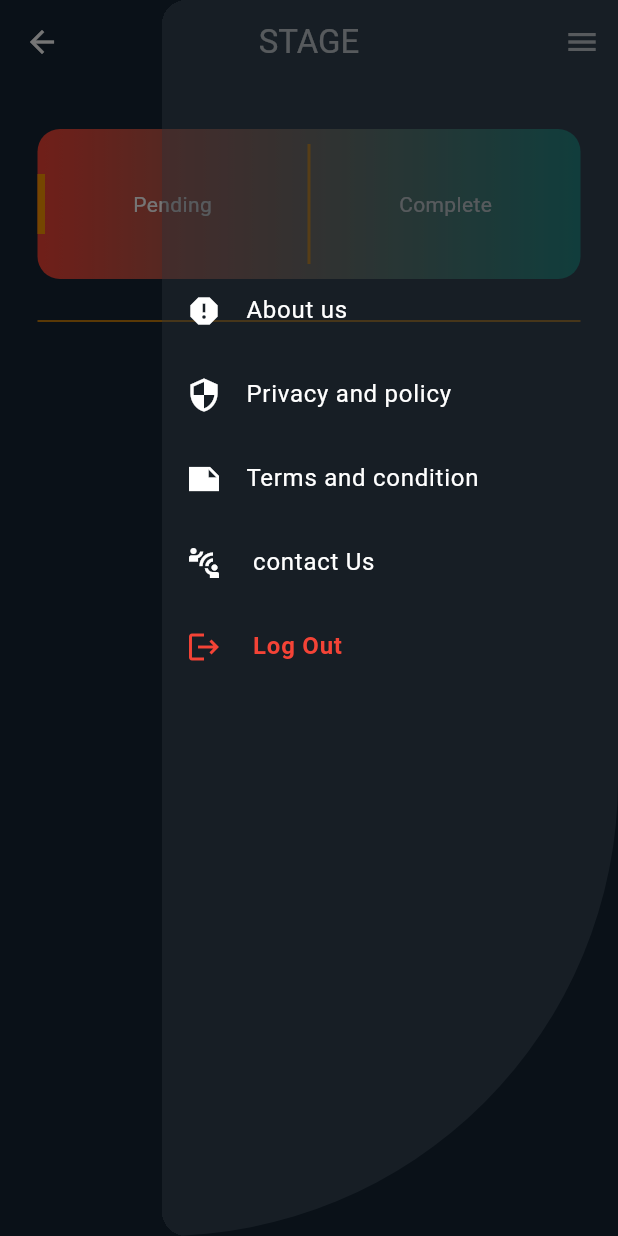
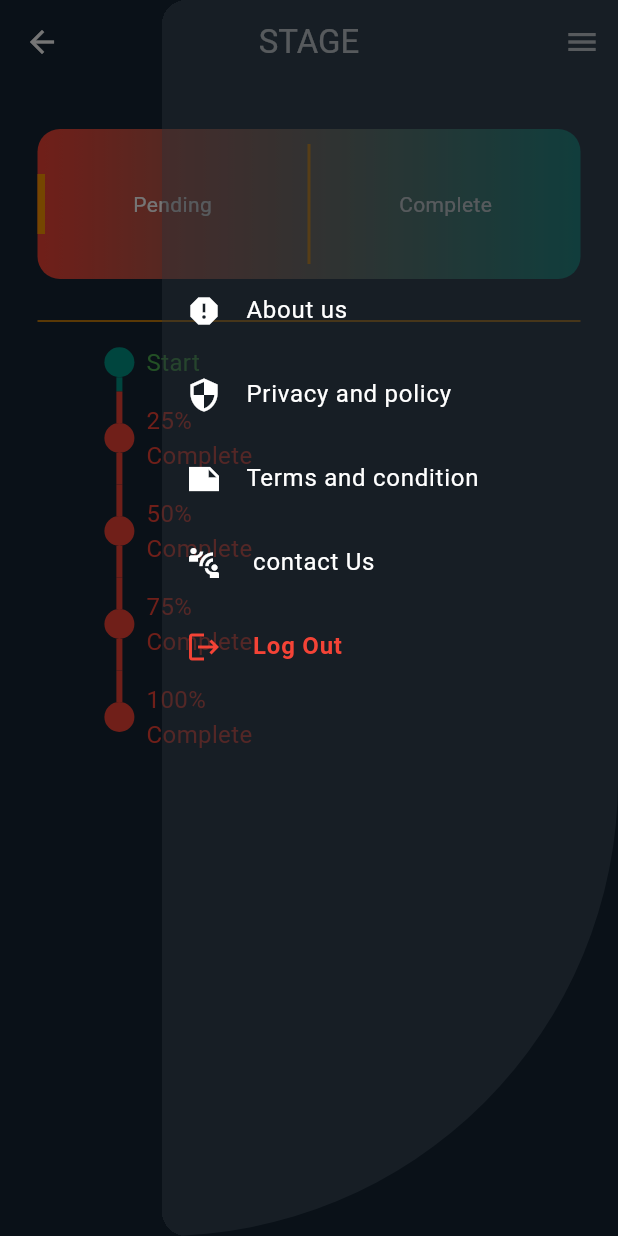
Before and after one commit to vinayakmdas/staffproject, a Flutter app: the Settings screen opened directly, in the side drawer, after a tap on "Pending", on a phone screen of 412 x 824 dp. Run offline on Flutter 3.47's test engine with Material 3 defaults, Android fonts, the phone set to English and light mode, and no system bars; drawn by our look-alikes of timeline_tile; our stand-ins replace dotted_border, file_picker, google_fonts, google_nav_bar, hive_flutter, iconsax_flutter and 2 more; missing offline and left inert: pdfx; accounts and stored records are empty.

Commit message:
complete milestone ui

```diff
--- a/lib/screen/settings.dart
+++ b/lib/screen/settings.dart
@@ -4,115 +4,220 @@ import 'package:staff/custum/dashboarditem.dart';
 
 import 'package:staff/custum/navigator.dart';
 import 'package:staff/login%20and%20%20sign%20up/login.dart';
+import 'package:staff/model/complete_model.dart';
+import 'package:staff/model/work_model.dart';
+import 'package:staff/service/work_Datas.dart';
+import 'package:staff/service/complete_service.dart';
+import 'package:timeline_tile/timeline_tile.dart';
 
+class Settings extends StatefulWidget {
+  const Settings({super.key});
 
-class Settings extends StatelessWidget {
+  @override
+  State<Settings> createState() => _SettingsState();
+}
 
+class _SettingsState extends State<Settings> {
   Future<void> _logout(BuildContext context) async {
     SharedPreferences prefs = await SharedPreferences.getInstance();
     await prefs.setBool('isLoggedIn', false);
     navigatpushremoveuntil(context, Loginpage());
   }
-  const Settings({super.key});
+
+  @override
+  void initState() {
+    // TODO: implement initState
+    super.initState();
+    calculate();
+
+  }
+int totalTasks = 0;
+    int completedTasks = 0;
+
+    double percentage = 0.0;
+    void calculate() async {
+      Complete_Datas completeDatas = Complete_Datas();
+      WorkDatas workDatas = WorkDatas();
+
+      await completeDatas.openbox();
+
+      List<CompleteModel> completeTasksList = await completeDatas.getdata();
+
+      await workDatas.openBox();
+      List<WorkModel> workdatalist = await workDatas.getdata();
+      setState(() {
+        totalTasks = completeTasksList.length + workdatalist.length;
+        completedTasks = completeTasksList.length;
+        if (totalTasks > 0) {
+          percentage = completedTasks / totalTasks;
+        } else {
+          percentage = 0.0;
+        }
+      });
+    }
+
 
   @override
   Widget build(BuildContext context) {
-    return  Scaffold(
-          backgroundColor:   const Color.fromRGBO(22, 38, 52, 1),
-         appBar: AppBar(
-          backgroundColor:   const Color.fromRGBO(22, 38, 52, 1),
-          title: const Text("STAGE",style: TextStyle(color: Colors.white),),
-          centerTitle: true,
-          iconTheme: const IconThemeData(color:  Colors.white),         ),
-           endDrawer: Drawer(
 
 
+    return Scaffold(
+      backgroundColor: const Color.fromRGBO(22, 38, 52, 1),
+      appBar: AppBar(
+        backgroundColor: const Color.fromRGBO(22, 38, 52, 1),
+        title: const Text(
+          "STAGE",
+          style: TextStyle(color: Colors.white),
+        ),
+        centerTitle: true,
+        iconTheme: const IconThemeData(color: Colors.white),
+      ),
+      endDrawer: Drawer(
           backgroundColor: Colors.transparent,
           child: Container(
             decoration: BoxDecoration(
-         color:const Color.fromARGB(90, 42, 50, 57).withOpacity(0.4),
-            borderRadius :const BorderRadius.only(bottomRight:Radius.circular(370))
-         )
-        , child: Padding(
+                color: const Color.fromARGB(90, 42, 50, 57).withOpacity(0.4),
+                borderRadius:
+                    const BorderRadius.only(bottomRight: Radius.circular(370))),
+            child: Padding(
               padding: const EdgeInsets.only(top: 179),
               child: Column(
                 children: [
                   ListTile(
-                leading: const Icon(Icons.report,color: Colors.white,),
-                    title: const Text('About us ',style: TextStyle(color: Colors.white),),
-                    onTap: () {
-
-                    }
-
-              ),ListTile(
-                leading: const Icon(Icons.security_outlined,color: Colors.white,),
-                    title: const Text('Privacy and policy',style: TextStyle(color: Colors.white)),
-                    onTap: () {
-
-                    }
-
+                      leading: const Icon(
+                        Icons.report,
+                        color: Colors.white,
                       ),
+                      title: const Text(
+                        'About us ',
+                        style: TextStyle(color: Colors.white),
+                      ),
+                      onTap: () {}),
                   ListTile(
-                leading: const Icon(Icons.note_sharp,color: Colors.white,),
-                    title: const Text('Terms and condition ',style: TextStyle(color: Colors.white)),
-                    onTap: () {
-
-                    }
-
+                      leading: const Icon(
+                        Icons.security_outlined,
+                        color: Colors.white,
                       ),
+                      title: const Text('Privacy and policy',
+                          style: TextStyle(color: Colors.white)),
+                      onTap: () {}),
                   ListTile(
-                leading: const Icon(Icons.connect_without_contact_outlined,color: Colors.white,),
-                    title: const Text(' contact Us ',style: TextStyle(color: Colors.white)),
-                    onTap: () {
-
-                    }
-
+                      leading: const Icon(
+                        Icons.note_sharp,
+                        color: Colors.white,
                       ),
+                      title: const Text('Terms and condition ',
+                          style: TextStyle(color: Colors.white)),
+                      onTap: () {}),
                   ListTile(
-                leading: const Icon(Icons.logout,color: Colors.red,),
-                    title: const Text(' Log Out ',style: TextStyle(color: Colors.red, fontWeight: FontWeight.bold)),
+                      leading: const Icon(
+                        Icons.connect_without_contact_outlined,
+                        color: Colors.white,
+                      ),
+                      title: const Text(' contact Us ',
+                          style: TextStyle(color: Colors.white)),
+                      onTap: () {}),
+                  ListTile(
+                      leading: const Icon(
+                        Icons.logout,
+                        color: Colors.red,
+                      ),
+                      title: const Text(' Log Out ',
+                          style: TextStyle(
+                              color: Colors.red, fontWeight: FontWeight.bold)),
                       onTap: () {
                         showDialog(
                             context: context,
                             builder: (context) {
                               return AlertDialog(
-                     backgroundColor:   const Color.fromRGBO(22, 38, 52, 1),
-                      title: const Text('Log out',style: TextStyle(color: Colors.white),),
-                      content: const Text('Are you sure want to delete',style: TextStyle(color: Colors.white),),
+                                backgroundColor:
+                                    const Color.fromRGBO(22, 38, 52, 1),
+                                title: const Text(
+                                  'Log out',
+                                  style: TextStyle(color: Colors.white),
+                                ),
+                                content: const Text(
+                                  'Are you sure want to delete',
+                                  style: TextStyle(color: Colors.white),
+                                ),
                                 actions: [
-                        ElevatedButton(onPressed: (){
+                                  ElevatedButton(
+                                      onPressed: () {
                                         Navigator.pop(context);
-                        }, child: const Text('Cancel')),
-                        ElevatedButton(onPressed: (){
+                                      },
+                                      child: const Text('Cancel')),
+                                  ElevatedButton(
+                                      onPressed: () {
                                         _logout(context);
-
-                        }, child: const Text('OK'))
+                                      },
+                                      child: const Text('OK'))
                                 ],
                               );
                             });
-                    }
-
-              ),
+                      }),
                 ],
               ),
             ),
-
-       )
+          )),
+      body: Padding(
+        padding: const EdgeInsets.only(left: 25, right: 25, top: 30),
+        child: Column(
+          children: [
+            DashboardItemWidget(
+                onTap1: () {},
+                onTap2: () {},
+                titleOne: "Pending",
+                titleTwo: "Complete"),
+            SizedBox(
+              height: 20,
+            ),
+            Divider(
+              color: Colors.orange,
             ),
 
-    body:  Padding(
-      padding: const EdgeInsets.only(left: 25,right: 25,top: 30),
-      child: Column(
-         children: [
-                DashboardItemWidget(onTap1:
-                (){}, onTap2: (){}, titleOne: "Pending", titleTwo: "Complete")
-               , SizedBox(height: 20,)
-               , Divider(color:Colors.orange ,)
+_buildTimelineTile("Start", isCompleted: true, isFirst: true),
+            _buildTimelineTile("25% Complete", isCompleted: percentage >= 0.25),
+            _buildTimelineTile("50% Complete", isCompleted: percentage >= 0.50),
+            _buildTimelineTile("75% Complete", isCompleted: percentage >= 0.75),
+            _buildTimelineTile("100% Complete",
+                  isCompleted: percentage == 1.0, isLast: true)
+
+
+
+
           ],
         ),
-    ) ,
+      ),
+    );
+  }
 
-
+  Widget _buildTimelineTile(String title,
+      {bool isCompleted = false, bool isFirst = false, bool isLast = false}) {
+    return Padding(
+      padding: const EdgeInsets.only(right: 180),
+      child: TimelineTile(
+        isFirst: isFirst,
+        isLast: isLast,
+        indicatorStyle: IndicatorStyle(
+          color: isCompleted ? Colors.teal : Colors.red,
+        ),
+        beforeLineStyle: LineStyle(
+          color: isCompleted ? Colors.teal : Colors.red,
+        ),
+        afterLineStyle: LineStyle(
+          color: isCompleted ? Colors.teal : Colors.red,
+        ),
+        alignment: TimelineAlign.manual,
+        lineXY: 0.3,
+        endChild: Padding(
+          padding: const EdgeInsets.all(8.0),
+          child: Text(
+            title,
+            style: TextStyle(
+                color: isCompleted ? Colors.green : Colors.red, fontSize: 16),
+          ),
+        ),
+      ),
     );
   }
 }
--- a/pubspec.yaml
+++ b/pubspec.yaml
@@ -47,6 +47,7 @@ dependencies:
   pdfx: ^2.6.0
   intl: ^0.17.0
   google_nav_bar: ^5.0.6
+  timeline_tile: ^2.0.0
 
 
 dev_dependencies:
```
Also changed, not shown: pubspec.lock. Lines whose indentation alone changed are shown as unchanged.
